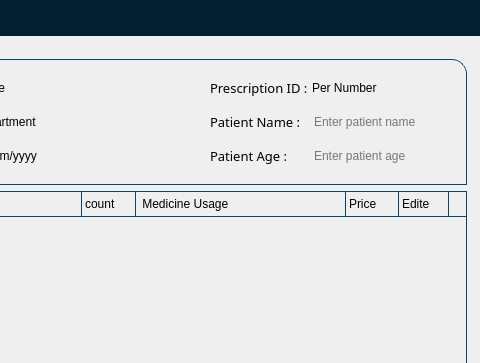
Qt form Application_Pharm/Final_Main_FFuiFF.ui (Behiry1/Smart_Pharmcy_System) before a commit; both pictures show x 452 to 932 and y 0 to 363 of the 1163 by 703 pixel window.
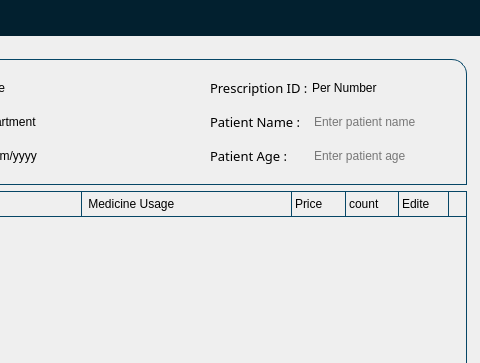
The same form after that commit. The open tabs and pages were chosen to show the change. Icons and pictures are not drawn.

Commit message: Final_Dr_MainWindow

Diff of the .ui file:
```diff
--- a/Application_Pharm/Final_Main_FFuiFF.ui
+++ b/Application_Pharm/Final_Main_FFuiFF.ui
@@ -1232,33 +1232,6 @@
                                    </property>
                                   </widget>
                                  </item>
-                                 <item>
-                                  <widget class="QLabel" name="Count">
-                                   <property name="minimumSize">
-                                    <size>
-                                     <width>50</width>
-                                     <height>0</height>
-                                    </size>
-                                   </property>
-                                   <property name="maximumSize">
-                                    <size>
-                                     <width>200</width>
-                                     <height>16777215</height>
-                                    </size>
-                                   </property>
-                                   <property name="font">
-                                    <font>
-                                     <pointsize>9</pointsize>
-                                    </font>
-                                   </property>
-                                   <property name="layoutDirection">
-                                    <enum>Qt::LeftToRight</enum>
-                                   </property>
-                                   <property name="text">
-                                    <string>count</string>
-                                   </property>
-                                  </widget>
-                                 </item>
                                  <item>
                                   <widget class="QLabel" name="Medicine_usage">
                                    <property name="minimumSize">
@@ -1307,6 +1280,33 @@
                                    </property>
                                   </widget>
                                  </item>
+                                 <item>
+                                  <widget class="QLabel" name="Count">
+                                   <property name="minimumSize">
+                                    <size>
+                                     <width>50</width>
+                                     <height>0</height>
+                                    </size>
+                                   </property>
+                                   <property name="maximumSize">
+                                    <size>
+                                     <width>200</width>
+                                     <height>16777215</height>
+                                    </size>
+                                   </property>
+                                   <property name="font">
+                                    <font>
+                                     <pointsize>9</pointsize>
+                                    </font>
+                                   </property>
+                                   <property name="layoutDirection">
+                                    <enum>Qt::LeftToRight</enum>
+                                   </property>
+                                   <property name="text">
+                                    <string>count</string>
+                                   </property>
+                                  </widget>
+                                 </item>
                                  <item>
                                   <widget class="QLabel" name="Edite">
                                    <property name="maximumSize">
```
Left out of the diff: 4 changed lines with no effect on the pictures. The commit also changes 44 other files.
